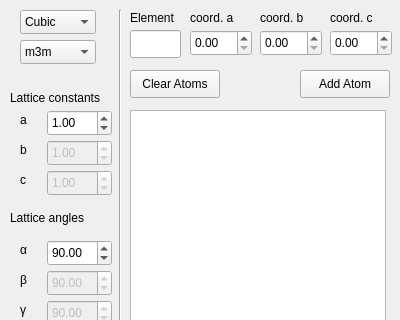
Above: src/molara/Gui/crystalstructure_dialog.ui from Molara-Lab/Molara before the change; both pictures show x 0 to 400 and y 0 to 320 of the 400 by 476 pixel window. Below: the same form after it.
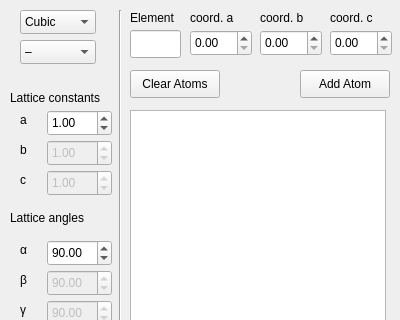
That is the form after the change.

Commit message: Implement non-orthorhombic crystal systems

The edit to the form file:
```diff
--- a/src/molara/Gui/crystalstructure_dialog.ui
+++ b/src/molara/Gui/crystalstructure_dialog.ui
@@ -111,6 +111,11 @@
      <height>24</height>
     </rect>
    </property>
+   <item>
+    <property name="text">
+     <string>–</string>
+    </property>
+   </item>
    <item>
     <property name="text">
      <string>m3m</string>
```
Left out of the diff: 20 changed lines with no effect on the pictures. The commit also changes 2 other files.
